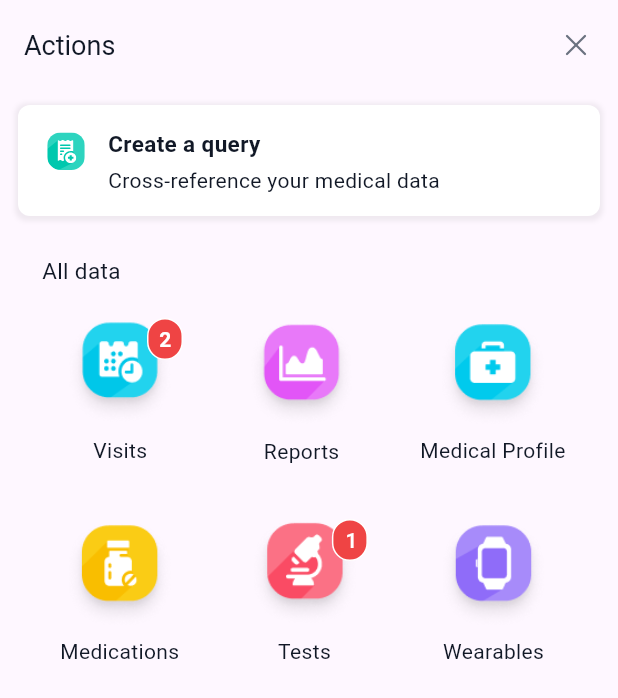
After one commit to RasZarky/Mediboard, a Flutter app: the ModalActionsScreen screen opened directly, on a phone screen of 412 x 824 dp. The commit adds this screen. Shown: the top 698 px of the screen. Run offline on Flutter 3.47's test engine with Material 3 defaults, Android fonts, the phone set to English and light mode, and no system bars; our stand-ins replace cached_network_image, carousel_slider, flutter_svg, smooth_page_indicator; missing offline and left inert: circular_chart_flutter.

Commit message:
actions modal added

```diff
--- a/lib/routes/forYou/for_you_page.dart
+++ b/lib/routes/forYou/for_you_page.dart
@@ -3,6 +3,7 @@ import 'package:mediboard/routes/forYou/widgets/article3_item_widget.dart';
 import 'package:mediboard/routes/forYou/widgets/article4_item_widget.dart';
 import 'package:mediboard/routes/forYou/widgets/chips6_item_widget.dart';
 import 'package:flutter/material.dart';
+import 'package:mediboard/routes/modal_actions_screen/modal_actions_screen.dart';
 import 'package:mediboard/widgets/appBar/appbar_title.dart';
 import 'package:mediboard/widgets/appBar/appbar_trailing_image.dart';
 import 'package:mediboard/widgets/appBar/custom_app_bar.dart';
@@ -167,6 +168,17 @@ class ForYouPageState extends State<ForYouPage> with TickerProviderStateMixin {
               context: context,
             ),
             floatingActionButton: CustomFloatingButton(
+                onTap: (){
+                  showModalBottomSheet(
+                      useSafeArea: true,
+                      isScrollControlled: true,
+                      context: context,
+                      builder: (BuildContext context) {
+                        // You can replace this with your own widget for the bottom sheet content
+                        return const ModalActionsScreen();
+                      }
+                  );
+                },
                 height: 60,
                 width: 60,
                 backgroundColor: const Color(0XFF7C3AED),
--- a/lib/routes/home/home.dart
+++ b/lib/routes/home/home.dart
@@ -5,6 +5,7 @@ import 'package:mediboard/routes/home/widgets/activemedications_item_widget.dart
 import 'package:mediboard/routes/home/widgets/iconitem1_item_widget.dart';
 import 'package:mediboard/routes/home/widgets/recentorders_item_widget.dart';
 import 'package:mediboard/routes/home/widgets/userprofile3_item_widget.dart';
+import 'package:mediboard/routes/modal_actions_screen/modal_actions_screen.dart';
 import 'package:smooth_page_indicator/smooth_page_indicator.dart';
 import '../../widgets/appBar/appbar_title_iconbutton.dart';
 import '../../widgets/appBar/custom_app_bar.dart';
@@ -135,15 +136,12 @@ class _HomeState extends State<Home> {
         floatingActionButton: CustomFloatingButton(
           onTap: (){
             showModalBottomSheet(
+                useSafeArea: true,
+                isScrollControlled: true,
                 context: context,
                 builder: (BuildContext context) {
               // You can replace this with your own widget for the bottom sheet content
-              return Container(
-                height: 200,
-                child: const Center(
-                  child: Text('This is your bottom sheet content'),
-                ),
-              );
+              return const ModalActionsScreen();
             }
             );
           },
--- a/lib/routes/home/widgets/iconitem1_item_widget.dart
+++ b/lib/routes/home/widgets/iconitem1_item_widget.dart
@@ -40,23 +40,50 @@ class Iconitem1ItemWidget extends StatelessWidget {
                     horizontal: 7,
                     vertical: 3,
                   ),
-                  decoration: BoxDecoration(
-                    borderRadius: BorderRadius.circular(12),
+                  decoration: count == null ? const BoxDecoration()
+                      : BoxDecoration(
+                    color: const Color(0XFFEF4444),
+                    border: Border.all(
+                      color: const Color(0X7AFFFFFF).withOpacity(1),
+                      width: 1,
+                    ),
+                    borderRadius:
+                    BorderRadius.circular(12),
                   ),
                   child: Text(
-                    count == null ? "" : count.toString(),
+                      count == null ? "" : count.toString(),
                     style: TextStyle(
-                      color: const Color(0XFFDC2626).withOpacity(1),
+                      color: const Color(0X7AFFFFFF).withOpacity(1),
                       fontWeight: FontWeight.w700,
                     ),
                   ),
                 ),
               ),
+              // Align(
+              //   alignment: Alignment.topRight,
+              //   child: Container(
+              //     width: 24,
+              //     padding: const EdgeInsets.symmetric(
+              //       horizontal: 7,
+              //       vertical: 3,
+              //     ),
+              //     decoration: BoxDecoration(
+              //       borderRadius: BorderRadius.circular(12),
+              //     ),
+              //     child: Text(
+              //       count == null ? "" : count.toString(),
+              //       style: TextStyle(
+              //         color: const Color(0XFFDC2626).withOpacity(1),
+              //         fontWeight: FontWeight.w700,
+              //       ),
+              //     ),
+              //   ),
+              // ),
             ],
           ),
         ),
          Padding(
-          padding: EdgeInsets.only(left: 16),
+          padding: const EdgeInsets.only(left: 16),
           child: Text(
             label,
             maxLines: 1,
--- /dev/null
+++ b/lib/routes/modal_actions_screen/modal_actions_screen.dart
@@ -0,0 +1,169 @@
+import 'package:mediboard/widgets/appBar/appbar_title.dart';
+import 'package:mediboard/widgets/appBar/appbar_trailing_image.dart';
+import 'package:mediboard/widgets/appBar/custom_app_bar.dart';
+import 'package:mediboard/widgets/custom_image_view.dart';
+
+import '../modal_actions_screen/widgets/userprofile2_item_widget.dart';
+import 'package:flutter/material.dart';
+
+class ModalActionsScreen extends StatelessWidget {
+  const ModalActionsScreen({Key? key})
+      : super(
+          key: key,
+        );
+
+  @override
+  Widget build(BuildContext context) {
+
+    return SafeArea(
+      child: Scaffold(
+        appBar: _buildAppBar(context),
+        body: Container(
+          width: double.maxFinite,
+          padding: const EdgeInsets.symmetric(
+            horizontal: 12,
+            vertical: 10,
+          ),
+          child: Column(
+            children: [
+              _buildFrameRow(context),
+              const SizedBox(height: 26),
+              _buildFrameColumn(context),
+              const SizedBox(height: 5),
+            ],
+          ),
+        ),
+      ),
+    );
+  }
+
+
+  PreferredSizeWidget _buildAppBar(BuildContext context) {
+    return CustomAppBar(
+      title: AppbarTitle(
+        text: "Actions",
+        margin: const EdgeInsets.only(left: 16),
+      ),
+      actions: [
+        AppbarTrailingImage(
+          onTap: (){
+            Navigator.pop(context);
+          },
+          imagePath: "assets/img_x.svg",
+          margin: const EdgeInsets.symmetric(
+            horizontal: 16,
+            vertical: 18,
+          ),
+        ),
+      ],
+      // styleType: Style.bgOutline,
+    );
+  }
+
+
+  Widget _buildFrameRow(BuildContext context) {
+    return Container(
+      padding: const EdgeInsets.symmetric(
+        horizontal: 12,
+        vertical: 14,
+      ),
+      decoration: BoxDecoration(
+        color: const Color(0X7AFFFFFF).withOpacity(1),
+        boxShadow: [
+          BoxShadow(
+            color: const Color(0XFF000000).withOpacity(0.06),
+            spreadRadius: 2,
+            blurRadius: 2,
+            offset: const Offset(
+              0,
+              1,
+            ),
+          ),
+        ],
+        borderRadius: BorderRadius.circular(8),
+      ),
+      child: Row(
+        children: [
+          CustomImageView(
+            imagePath: "assets/img_user_teal_a400.svg",
+            height: 40,
+            width: 40,
+            radius: BorderRadius.circular(
+              14,
+            ),
+            margin: const EdgeInsets.symmetric(vertical: 1),
+          ),
+          const Padding(
+            padding: EdgeInsets.only(
+              left: 8,
+              top: 1,
+            ),
+            child: Column(
+              crossAxisAlignment: CrossAxisAlignment.start,
+              children: [
+                Text(
+                  "Create a query",
+                  style: TextStyle(
+                    color: Color(0XFF111826),
+                    fontSize: 15,
+                    fontWeight: FontWeight.w700,
+                  ),
+                ),
+                SizedBox(height: 4),
+                Text(
+                  "Cross-reference your medical data",
+                  style: TextStyle(
+                    color: Color(0XFF111826),
+                  ),
+                ),
+              ],
+            ),
+          ),
+        ],
+      ),
+    );
+  }
+
+  Widget _buildFrameColumn(BuildContext context) {
+    return Container(
+      padding: const EdgeInsets.symmetric(horizontal: 16),
+      child: Column(
+        crossAxisAlignment: CrossAxisAlignment.start,
+        children: [
+          const Text(
+            "All data",
+            style: TextStyle(
+              color: Color(0XFF111826),
+              fontSize: 15,
+            ),
+          ),
+          const SizedBox(height: 21),
+          Align(
+            alignment: Alignment.center,
+            child: Padding(
+              padding: const EdgeInsets.only(
+                left: 12,
+                right: 7,
+
+              ),
+              child: GridView.builder(
+                shrinkWrap: true,
+                gridDelegate: const SliverGridDelegateWithFixedCrossAxisCount(
+                  mainAxisExtent: 228,
+                  crossAxisCount: 1,
+                  mainAxisSpacing: 1,
+                  crossAxisSpacing: 1,
+                ),
+                physics: const NeverScrollableScrollPhysics(),
+                itemCount: 1,
+                itemBuilder: (context, index) {
+                  return const Userprofile2ItemWidget();
+                },
+              ),
+            ),
+          ),
+        ],
+      ),
+    );
+  }
+}
--- /dev/null
+++ b/lib/routes/modal_actions_screen/widgets/userprofile2_item_widget.dart
@@ -0,0 +1,248 @@
+import 'package:flutter/material.dart';
+import 'package:mediboard/widgets/custom_image_view.dart';
+
+class Userprofile2ItemWidget extends StatelessWidget {
+  const Userprofile2ItemWidget({Key? key})
+      : super(
+          key: key,
+        );
+
+  @override
+  Widget build(BuildContext context) {
+    return SingleChildScrollView(
+      child: Align(
+        alignment: Alignment.center,
+        child: Column(
+          crossAxisAlignment: CrossAxisAlignment.start,
+          children: [
+            Padding(
+              padding: const EdgeInsets.only(left: 6),
+              child: Row(
+                mainAxisAlignment: MainAxisAlignment.spaceBetween,
+                children: [
+                  Padding(
+                    padding: const EdgeInsets.only(bottom: 1),
+                    child: Column(
+                      crossAxisAlignment: CrossAxisAlignment.start,
+                      children: [
+                        SizedBox(
+                          height: 71,
+                          width: 76,
+                          child: Stack(
+                            alignment: Alignment.topRight,
+                            children: [
+                              CustomImageView(
+                                imagePath: "assets/visits.png",
+                                height: 68,
+                                width: 68,
+                                radius: BorderRadius.circular(
+                                  24,
+                                ),
+                                alignment: Alignment.centerLeft,
+                              ),
+                              Align(
+                                alignment: Alignment.topRight,
+                                child: Container(
+                                  width: 24,
+                                  padding: const EdgeInsets.symmetric(
+                                    horizontal: 7,
+                                    vertical: 3,
+                                  ),
+                                  decoration: BoxDecoration(
+                                    color: const Color(0XFFEF4444),
+                                    border: Border.all(
+                                      color: const Color(0X7AFFFFFF).withOpacity(1),
+                                      width: 1,
+                                    ),
+                                    borderRadius:
+                                        BorderRadius.circular(12),
+                                  ),
+                                  child: Text(
+                                    "2",
+                                    style: TextStyle(
+                                      color: const Color(0X7AFFFFFF).withOpacity(1),
+                                      fontWeight: FontWeight.w700,
+                                    ),
+                                  ),
+                                ),
+                              ),
+                            ],
+                          ),
+                        ),
+                        const SizedBox(height: 7),
+                        const Padding(
+                          padding: EdgeInsets.only(left: 16),
+                          child: Text(
+                            "Visits",
+                            style: TextStyle(
+                              color: Color(0XFF111826)
+                        ),
+                          ),
+                        ),
+                      ],
+                    ),
+                  ),
+                  Padding(
+                    padding: const EdgeInsets.only(top: 3),
+                    child: Column(
+                      children: [
+                        CustomImageView(
+                          imagePath: "assets/reports.png",
+                          height: 68,
+                          width: 68,
+                          radius: BorderRadius.circular(
+                            24,
+                          ),
+                        ),
+                        const SizedBox(height: 8),
+                        const Text(
+                          "Reports",
+                          style: TextStyle(
+                              color: Color(0XFF111826)
+                          ),
+                        ),
+                      ],
+                    ),
+                  ),
+                  Padding(
+                    padding: const EdgeInsets.only(
+                      top: 3,
+                      bottom: 1,
+                    ),
+                    child: Column(
+                      children: [
+                        CustomImageView(
+                          imagePath: "assets/medical_profile.png",
+                          height: 68,
+                          width: 68,
+                          radius: BorderRadius.circular(
+                            24,
+                          ),
+                        ),
+                        const SizedBox(height: 7),
+                        const Text(
+                          "Medical Profile",
+                          style: TextStyle(
+                              color: Color(0XFF111826)
+                          ),
+                        ),
+                      ],
+                    ),
+                  ),
+                ],
+              ),
+            ),
+            const SizedBox(height: 35),
+            Padding(
+              padding: const EdgeInsets.only(right: 14),
+              child: Row(
+                mainAxisAlignment: MainAxisAlignment.spaceBetween,
+                children: [
+                  Padding(
+                    padding: const EdgeInsets.only(top: 3),
+                    child: Column(
+                      children: [
+                        CustomImageView(
+                          imagePath: "assets/medication.png",
+                          height: 68,
+                          width: 68,
+                          radius: BorderRadius.circular(
+                            24,
+                          ),
+                        ),
+                        const SizedBox(height: 7),
+                        const Text(
+                          "Medications",
+                          style: TextStyle(
+                              color: Color(0XFF111826)
+                          ),                      ),
+                      ],
+                    ),
+                  ),
+                  Column(
+                    crossAxisAlignment: CrossAxisAlignment.start,
+                    children: [
+                      SizedBox(
+                        height: 71,
+                        width: 76,
+                        child: Stack(
+                          alignment: Alignment.topRight,
+                          children: [
+                            CustomImageView(
+                              imagePath: "assets/tests.png",
+                              height: 68,
+                              width: 68,
+                              radius: BorderRadius.circular(
+                                24,
+                              ),
+                              alignment: Alignment.centerLeft,
+                            ),
+                            Align(
+                              alignment: Alignment.topRight,
+                              child: Container(
+                                width: 24,
+                                padding: const EdgeInsets.symmetric(
+                                  horizontal: 8,
+                                  vertical: 3,
+                                ),
+                                decoration: BoxDecoration(
+                                  color: const Color(0XFFEF4444),
+                                  border: Border.all(
+                                    color: const Color(0X7AFFFFFF).withOpacity(1),
+                                    width: 1,
+                                  ),
+                                  borderRadius: BorderRadius.circular(12),
+                                ),
+                                child: Text(
+                                  "1",
+                                  style: TextStyle(
+                                    color: const Color(0X7AFFFFFF).withOpacity(1),
+                                    fontWeight: FontWeight.w500,
+                                  ),
+                                ),
+                              ),
+                            ),
+                          ],
+                        ),
+                      ),
+                      const SizedBox(height: 7),
+                      const Padding(
+                        padding: EdgeInsets.only(left: 16),
+                        child: Text(
+                          "Tests",
+                          style: TextStyle(
+                              color: Color(0XFF111826)
+                          ),                      ),
+                      ),
+                    ],
+                  ),
+                  Padding(
+                    padding: const EdgeInsets.only(top: 3),
+                    child: Column(
+                      children: [
+                        CustomImageView(
+                          imagePath: "assets/wearables.png",
+                          height: 68,
+                          width: 68,
+                          radius: BorderRadius.circular(
+                            24,
+                          ),
+                        ),
+                        const SizedBox(height: 7),
+                        const Text(
+                          "Wearables",
+                          style: TextStyle(
+                              color: Color(0XFF111826)
+                          ),                      ),
+                      ],
+                    ),
+                  ),
+                ],
+              ),
+            ),
+          ],
+        ),
+      ),
+    );
+  }
+}
--- a/lib/routes/profile/profile_screen.dart
+++ b/lib/routes/profile/profile_screen.dart
@@ -1,4 +1,5 @@
 import 'package:flutter/material.dart';
+import 'package:mediboard/routes/modal_actions_screen/modal_actions_screen.dart';
 import 'package:mediboard/widgets/appBar/appbar_leading_image.dart';
 import 'package:mediboard/widgets/appBar/appbar_title.dart';
 import 'package:mediboard/widgets/appBar/appbar_trailing_image.dart';
@@ -36,6 +37,17 @@ class ProfileScreen extends StatelessWidget {
                 ])),
             bottomNavigationBar: _buildNav(context),
             floatingActionButton: CustomFloatingButton(
+                onTap: (){
+                  showModalBottomSheet(
+                      useSafeArea: true,
+                      isScrollControlled: true,
+                      context: context,
+                      builder: (BuildContext context) {
+                        // You can replace this with your own widget for the bottom sheet content
+                        return const ModalActionsScreen();
+                      }
+                  );
+                },
                 height: 60,
                 width: 60,
                 backgroundColor: const Color(0XFF7C3AED),
@@ -68,7 +80,7 @@ class ProfileScreen extends StatelessWidget {
                   margin:
                       const EdgeInsets.symmetric(horizontal: 16, vertical: 18))
             ],
-            styleType: Style.bgShadow));
+            ));
   }
 
 
--- a/lib/widgets/appBar/custom_app_bar.dart
+++ b/lib/widgets/appBar/custom_app_bar.dart
@@ -91,7 +91,7 @@ class CustomAppBar extends StatelessWidget implements PreferredSizeWidget {
           height: 60,
           width: double.maxFinite,
           decoration: BoxDecoration(
-            color: const Color(0XFFDC2626).withOpacity(1),
+            color: Colors.white.withOpacity(1),
             boxShadow: [
               BoxShadow(
                 color: Colors.black.withOpacity(0.07),
```
Also changed, not shown: assets/img_user_teal_a400.svg (added), assets/img_x.svg (added).
